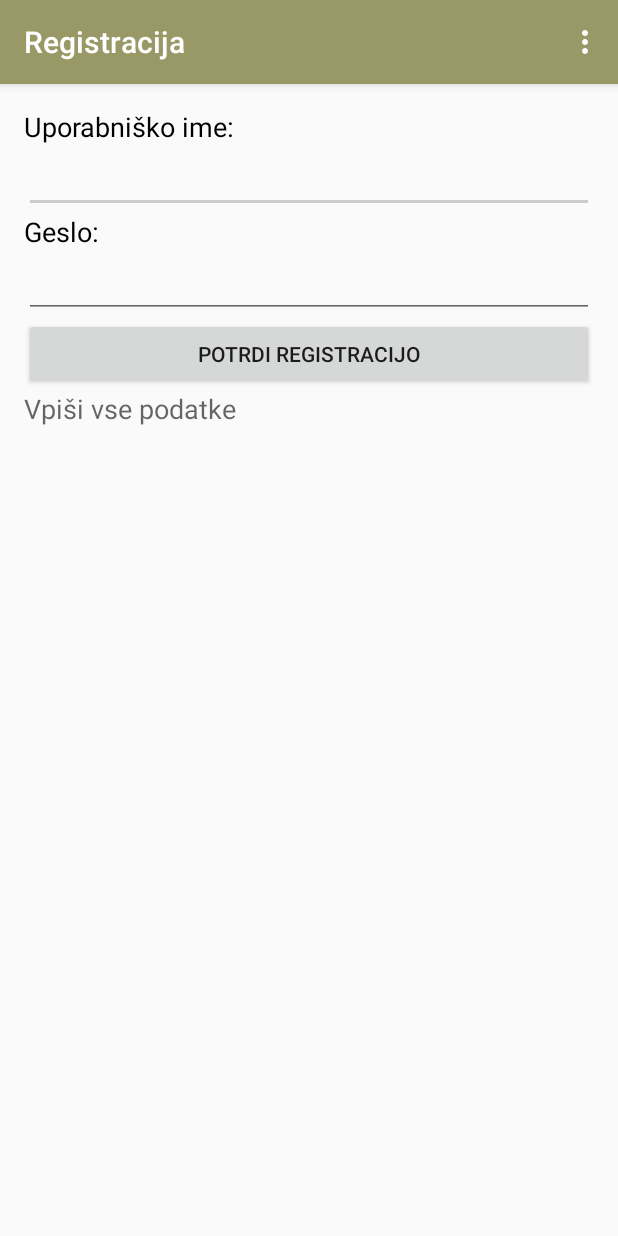
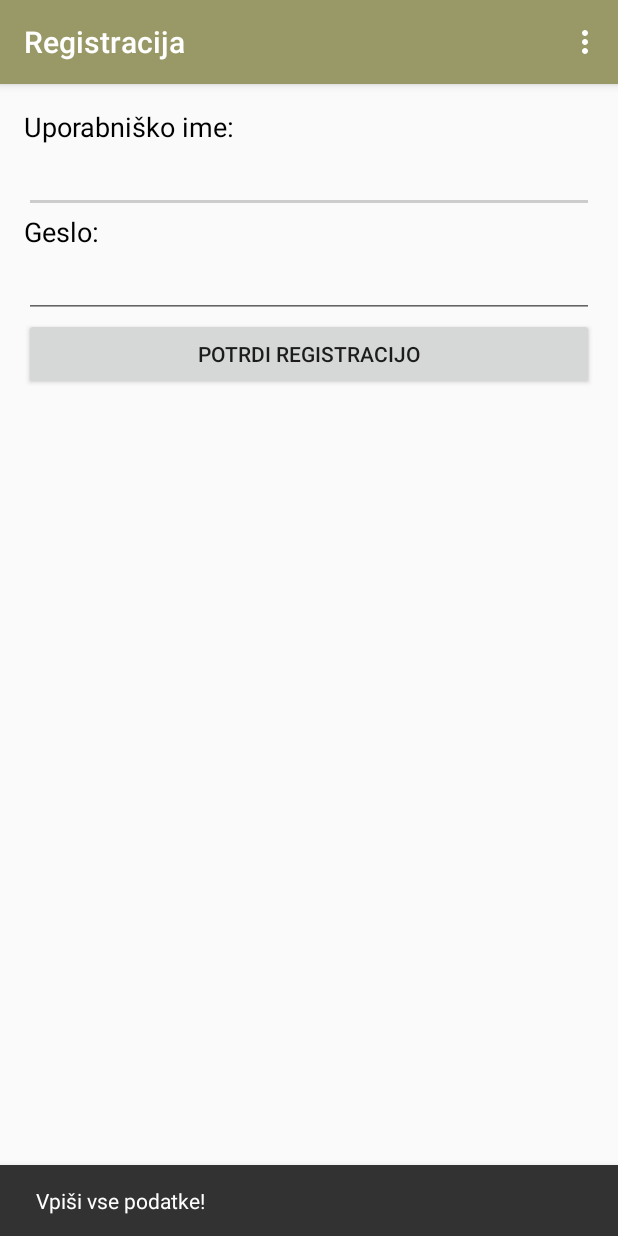
Before and after one commit to Cerozz/Skavt, an Android app: the ExperienceRegister screen opened directly, with no data from a screen before it, after a tap on "POTRDI REGISTRACIJO", on a phone screen of 412 x 824 dp. Run offline under Robolectric (Android 15) with nearby library versions, the phone set to English and light mode, and no system bars.

Commit message:
nekaj minornih fixov

```diff
--- a/app/src/main/res/layout/activity_experience_register.xml
+++ b/app/src/main/res/layout/activity_experience_register.xml
@@ -62,12 +62,5 @@
             android:layout_below="@+id/etRegisterPassword"
             android:text="Potrdi registracijo" />
 
-        <TextView
-            android:id="@+id/tvRegisterInfo"
-            android:layout_width="wrap_content"
-            android:layout_height="wrap_content"
-            android:layout_alignParentStart="true"
-            android:layout_below="@+id/btnRegisterConfirm"
-            android:textAppearance="?android:attr/textAppearanceMedium" />
     </RelativeLayout>
 </android.support.design.widget.CoordinatorLayout>
```
Also changed, not shown: app/src/main/java/com/example/zoki/skavt/Experiences/ExperienceRegister.java (+66 -6 lines), app/src/main/java/com/example/zoki/skavt/Experiences/ExperienceMain.java (line endings or trailing spaces).
